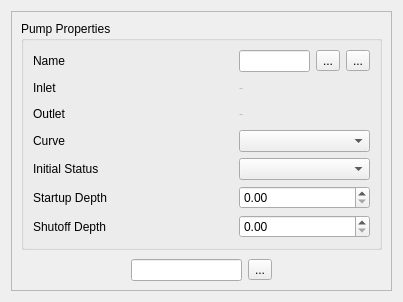
This is flo2d/ui/pump_attributes.ui in FLO-2DSoftware/qgis-flo-2d-plugin as Qt 5 draws it before an edit. The edited form follows.
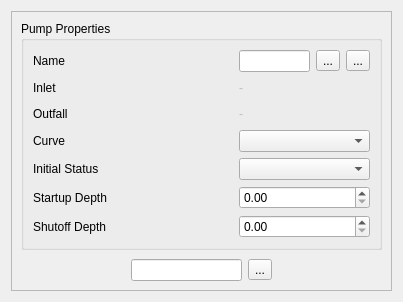
This is the edited form. Icons and pictures are not drawn.

Commit message: Changed outlet to outfall

Diff of the .ui file:
```diff
--- a/flo2d/ui/pump_attributes.ui
+++ b/flo2d/ui/pump_attributes.ui
@@ -97,7 +97,7 @@
             <item row="2" column="0">
              <widget class="QLabel" name="label_3">
               <property name="text">
-               <string>Outlet</string>
+               <string>Outfall</string>
               </property>
              </widget>
             </item>
```
The commit also changes 11 other files.
